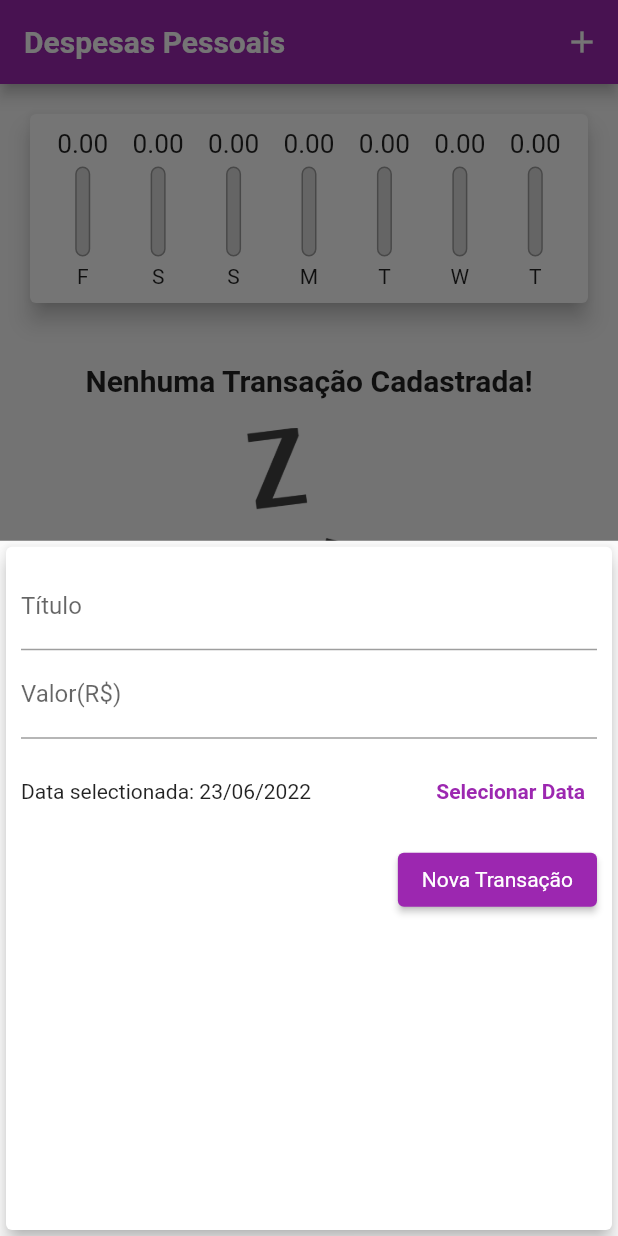
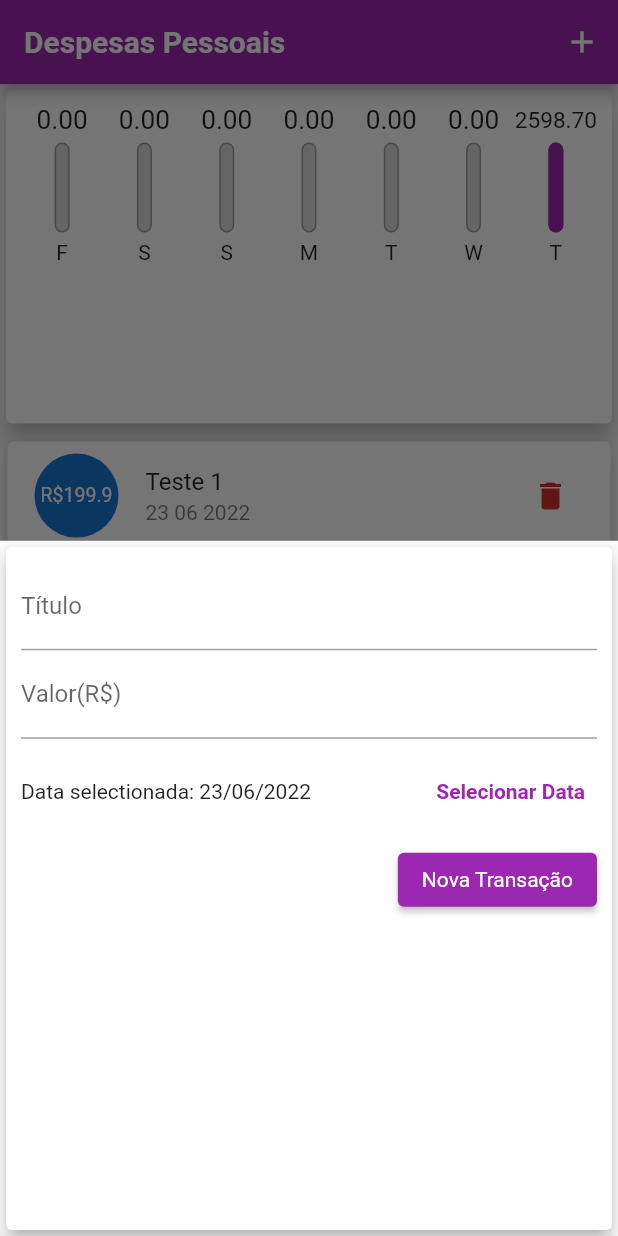
Before and after one commit to Dudu-t/FlutterApp, a Flutter app: the screen it shows after launch, after a tap on the "add" icon, on a phone screen of 412 x 824 dp. Run offline on Flutter 3.47's test engine with Material 2 defaults, Android fonts, the light colour scheme and no system bars.

Commit message:
Iniciando responsividade

```diff
--- a/lib/components/chart.dart
+++ b/lib/components/chart.dart
@@ -41,7 +41,6 @@ class Chart extends StatelessWidget {
   Widget build(BuildContext context) {
     return Card(
       elevation: 6,
-      margin: EdgeInsets.all(20),
       child: Padding(
         padding: const EdgeInsets.all(10.0),
         child: Row(
--- a/lib/components/transaction_list.dart
+++ b/lib/components/transaction_list.dart
@@ -9,9 +9,7 @@ class TransactionList extends StatelessWidget {
 
   @override
   Widget build(BuildContext context) {
-    return Container(
-      height: 400,
-      child: transactions.isEmpty
+    return transactions.isEmpty
         ? Column(
             children: [
               SizedBox(
@@ -61,7 +59,6 @@ class TransactionList extends StatelessWidget {
                 ),
               );
             },
-            ),
           );
   }
 }
--- a/lib/main.dart
+++ b/lib/main.dart
@@ -42,7 +42,34 @@ class MyHomePage extends StatefulWidget {
 }
 
 class _MyHomePageState extends State<MyHomePage> {
-  final List<Transaction> _transactions = [];
+  final List<Transaction> _transactions = [
+    Transaction(
+        id: 't1', title: 'Teste 1', value: 199.90, date: DateTime.now()),
+    Transaction(
+        id: 't1', title: 'Teste 1', value: 199.90, date: DateTime.now()),
+    Transaction(
+        id: 't2', title: 'Teste 1', value: 199.90, date: DateTime.now()),
+    Transaction(
+        id: 't13', title: 'Teste 1', value: 199.90, date: DateTime.now()),
+    Transaction(
+        id: 't14', title: 'Teste 1', value: 199.90, date: DateTime.now()),
+    Transaction(
+        id: 't15', title: 'Teste 1', value: 199.90, date: DateTime.now()),
+    Transaction(
+        id: 't17', title: 'Teste 1', value: 199.90, date: DateTime.now()),
+    Transaction(
+        id: 't14', title: 'Teste 1', value: 199.90, date: DateTime.now()),
+    Transaction(
+        id: 't1123', title: 'Teste 1', value: 199.90, date: DateTime.now()),
+    Transaction(
+        id: 't11123', title: 'Teste 1', value: 199.90, date: DateTime.now()),
+    Transaction(
+        id: 'ts1', title: 'Teste 1', value: 199.90, date: DateTime.now()),
+    Transaction(
+        id: 't123d1', title: 'Teste 1', value: 199.90, date: DateTime.now()),
+    Transaction(
+        id: 't1a', title: 'Teste 1', value: 199.90, date: DateTime.now()),
+  ];
 
   List<Transaction> get _recentTransactions {
     return _transactions.where((tr) {
@@ -81,16 +108,20 @@ class _MyHomePageState extends State<MyHomePage> {
 
   @override
   Widget build(BuildContext context) {
+    final AppBar appBar = AppBar(
+      title: Text('Despesas Pessoais'),
+      actions: [
+        IconButton(
+            onPressed: () => _openTransactionFormModal(context),
+            icon: Icon(Icons.add))
+      ],
+    );
+    final avaibleHeight = MediaQuery.of(context).size.height -
+        appBar.preferredSize.height -
+        MediaQuery.of(context).padding.top;
     return Center(
       child: Scaffold(
-        appBar: AppBar(
-          title: Text('Despesas Pessoais'),
-          actions: [
-            IconButton(
-                onPressed: () => _openTransactionFormModal(context),
-                icon: Icon(Icons.add))
-          ],
-        ),
+        appBar: appBar,
         floatingActionButtonLocation: FloatingActionButtonLocation.centerFloat,
         floatingActionButton: FloatingActionButton(
           child: Icon(Icons.add),
@@ -101,10 +132,16 @@ class _MyHomePageState extends State<MyHomePage> {
               mainAxisAlignment: MainAxisAlignment.start,
               crossAxisAlignment: CrossAxisAlignment.stretch,
               children: [
-                Chart(_recentTransactions),
+                Container(
+                  height: avaibleHeight * 0.3,
+                  child: Chart(_recentTransactions),
+                ),
                 Column(
                   children: [
-                    TransactionList(_transactions, _removeTransaction),
+                    Container(
+                      height: avaibleHeight * 0.7,
+                      child: TransactionList(_transactions, _removeTransaction),
+                    ),
                   ],
                 ),
               ]),
```
Lines whose indentation alone changed are shown as unchanged.
